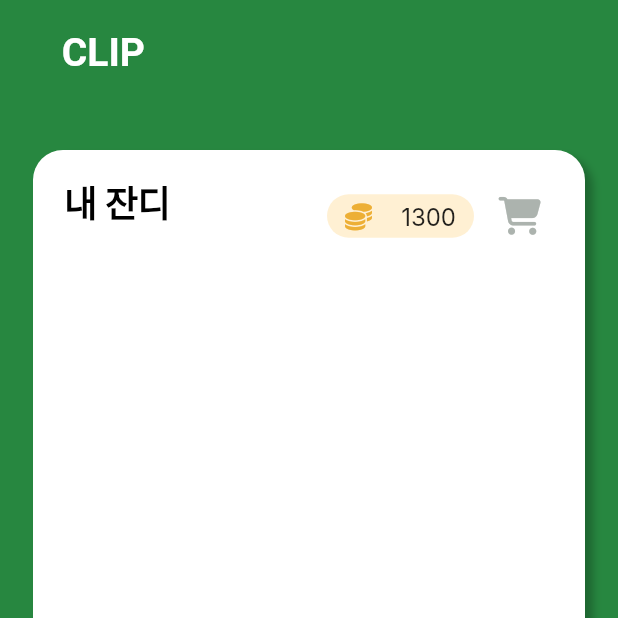
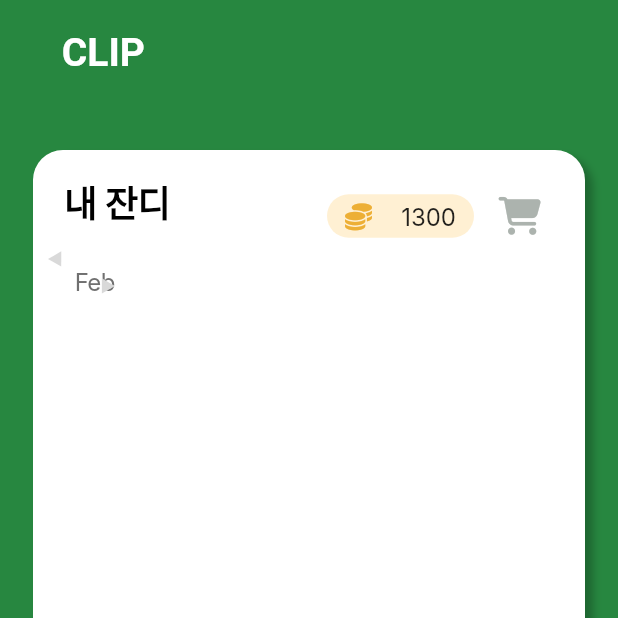
Before and after one commit to CLIP-CLImate-Protection/CLIP, a Flutter app: the Navigation screen opened by its route, on a phone screen of 412 x 824 dp, the top half of it. Run offline on Flutter 3.47's test engine with Material 2 defaults, Android fonts, the phone set to English and light mode, and no system bars; our stand-ins replace cloud_firestore, firebase_auth, firebase_core, flutter_svg, font_awesome_flutter, get and 2 more; missing offline and left inert: dart:html; accounts and stored records are empty; generated files the repository leaves out were written again; Roboto replaces fonts that are missing (Inter, Kantumruy).

Commit message:
feat:add component

```diff
--- a/frontend/lib/pages/main/view/component/my_grass_component.dart
+++ b/frontend/lib/pages/main/view/component/my_grass_component.dart
@@ -0,0 +1,81 @@
+import 'package:flutter/material.dart';
+
+class MyGrassComponent extends StatelessWidget {
+  const MyGrassComponent({super.key});
+
+  //final MyGrass myGrass;
+
+  //MyGrassComponent({this.myGrass});
+
+  @override
+  Widget build(BuildContext context) {
+    return Container(
+      padding: const EdgeInsets.all(10),
+      child: Column(
+        children: [
+          Row(
+            children: [
+              GestureDetector(
+                onTap: () {
+                  //이전 달 잔디 보여줌
+                },
+                child: Transform(
+                  transform: Matrix4.identity()
+                    ..translate(0.0, 0.0)
+                    ..rotateZ(-1.57),
+                  child: ClipRRect(
+                    borderRadius: BorderRadius.circular(8),
+                    child: Container(
+                      width: 18,
+                      height: 11.74,
+                      decoration: const ShapeDecoration(
+                        color: Color(0xFFD9D9D9),
+                        shape: StarBorder.polygon(
+                          sides: 3,
+                        ),
+                      ),
+                    ),
+                  ),
+                ),
+              ),
+              const Text(
+                'Feb',
+                textAlign: TextAlign.center,
+                style: TextStyle(
+                  color: Color(0xFF707070),
+                  fontSize: 16,
+                  fontFamily: 'Inter',
+                  fontWeight: FontWeight.w400,
+                  letterSpacing: -0.41,
+                ),
+              ),
+              GestureDetector(
+                onTap: () {
+                  //다음 달 잔디 보여줌
+                },
+                child: Transform(
+                  transform: Matrix4.identity()
+                    ..translate(0.0, 0.0)
+                    ..rotateZ(1.57),
+                  child: ClipRRect(
+                    borderRadius: BorderRadius.circular(8),
+                    child: Container(
+                      width: 18,
+                      height: 11.74,
+                      decoration: const ShapeDecoration(
+                        color: Color(0xFFD9D9D9),
+                        shape: StarBorder.polygon(
+                          sides: 3,
+                        ),
+                      ),
+                    ),
+                  ),
+                ),
+              )
+            ],
+          )
+        ],
+      ),
+    );
+  }
+}
--- a/frontend/lib/pages/main/view/main_view_page.dart
+++ b/frontend/lib/pages/main/view/main_view_page.dart
@@ -1,5 +1,6 @@
 import 'package:flutter/material.dart';
 import 'package:font_awesome_flutter/font_awesome_flutter.dart';
+import 'package:frontend/pages/main/view/component/my_grass_component.dart';
 import 'package:frontend/pages/main/view/shop_view_page.dart';
 import 'package:get/get.dart';
 
@@ -118,7 +119,8 @@ class MainViewPage extends StatelessWidget {
                               ),
                             ],
                           ),
-                        )
+                        ),
+                        const MyGrassComponent()
                       ],
                     ))
               ],
```
